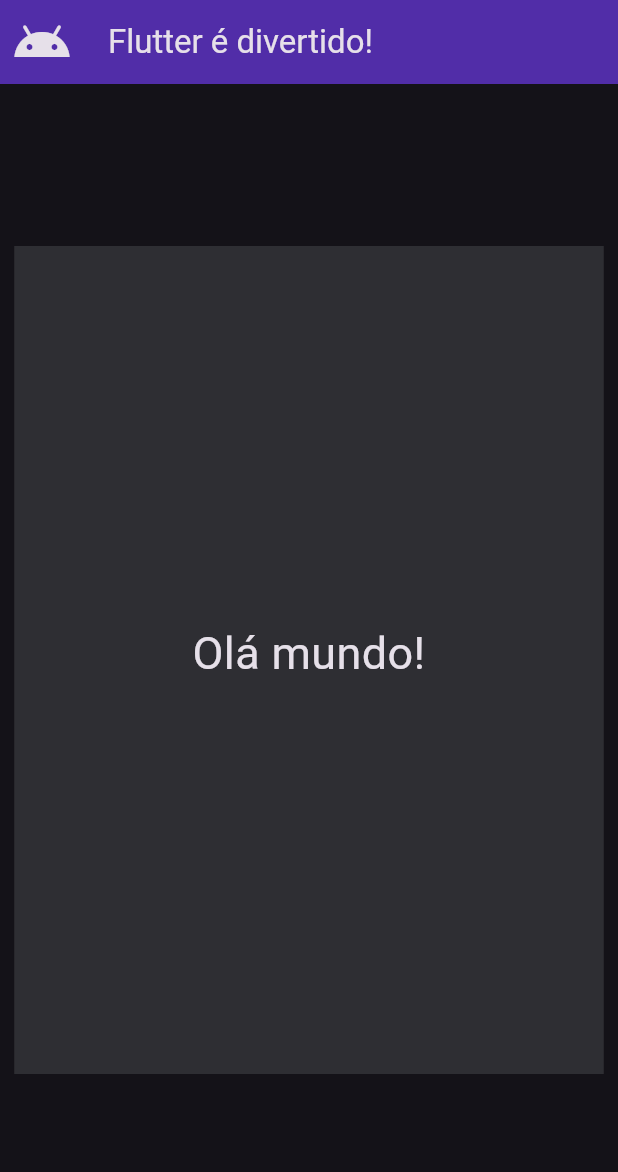
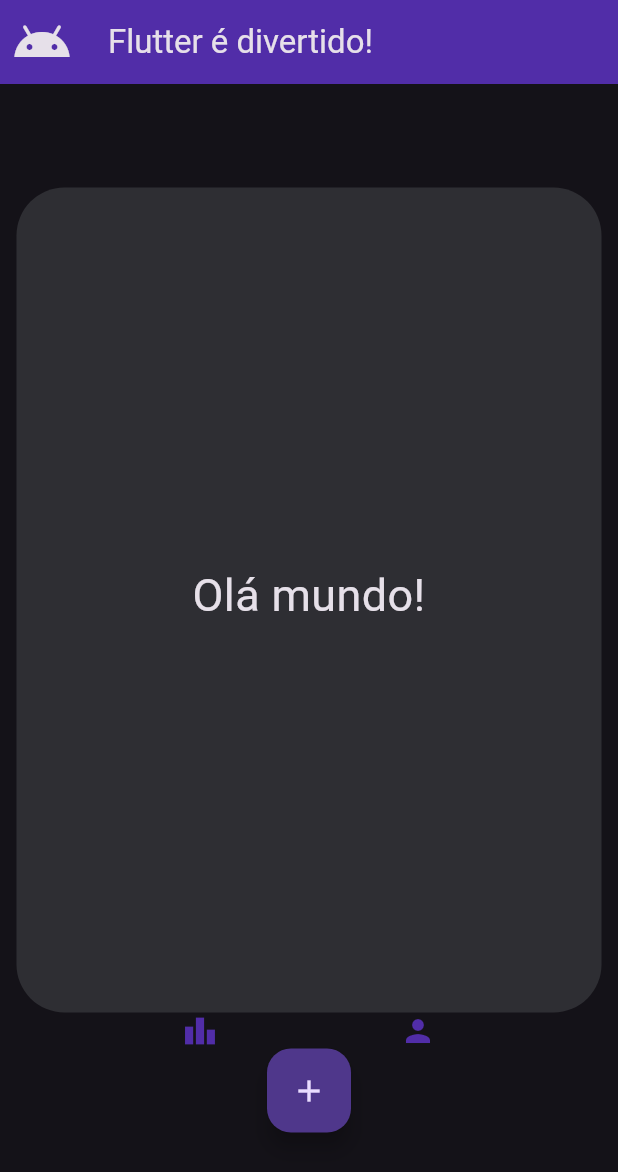
Before and after one commit to felipetaua/BibliotecaFlutter, a Flutter app: the screen it shows after launch, on a phone screen of 412 x 824 dp. Shown: the top 1172 px of the screen. Run offline on Flutter 3.47's test engine with Material 3 defaults, Android fonts, the phone set to English and light mode, and no system bars.

Commit message:
adicionando icones e botão

```diff
--- a/statetless_1/lib/main.dart
+++ b/statetless_1/lib/main.dart
@@ -18,6 +18,7 @@ class Aplicativo extends StatelessWidget{
   Widget build(BuildContext context) {
     return MaterialApp(
       theme: ThemeData.dark(),
+      debugShowCheckedModeBanner: false,
       home: Scaffold(
         appBar: AppBar(
           leading: Icon(Icons.android_outlined, size: 40),
@@ -33,18 +34,46 @@ class Aplicativo extends StatelessWidget{
             // children serve para colocar vários widgets um atrás do outro
             children: [
               Container(
-                color: const Color.fromARGB(255, 46, 46, 51),
-                height: 552,
-                width: 393,
+                height: 550,
+                width: 390,
                 padding: EdgeInsets.only(top: 250),
+                decoration: BoxDecoration(
+                  color: const Color.fromARGB(255, 46, 46, 51),
+                  borderRadius: BorderRadius.all(Radius.circular(32)),
+                ),
                 child: Text(
                   "Olá mundo!", textAlign: TextAlign.center,
                    style: TextStyle(fontSize: 30),
                 ),
               ),
+
+              Row(
+                // tipo de espaçamento
+                mainAxisAlignment: MainAxisAlignment.spaceEvenly,
+                 // widget com filhos
+                children: [
+                  Icon(Icons.leaderboard, color: Colors.deepPurple[700],),
+                  Icon(Icons.person, color: Colors.deepPurple[700],),
+                ],
+              ),
+
+              Row(
+                mainAxisAlignment: MainAxisAlignment.center,
+                children: [
+                  FloatingActionButton(
+                    child: Icon(Icons.add),
+                    onPressed: (){
+                      print("parabens! Funcionou!");
+                    },
+                  ),
+                ],
+              ),
             ],
           ),
         ),
+
+
+
       ),
     );
 
```
